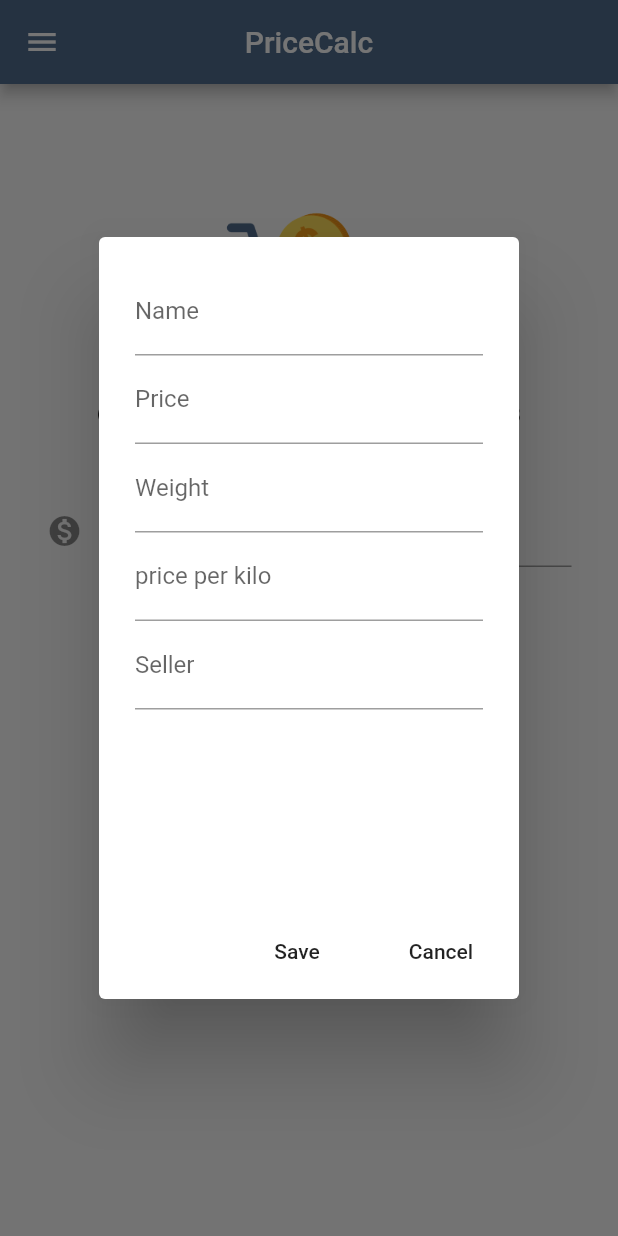
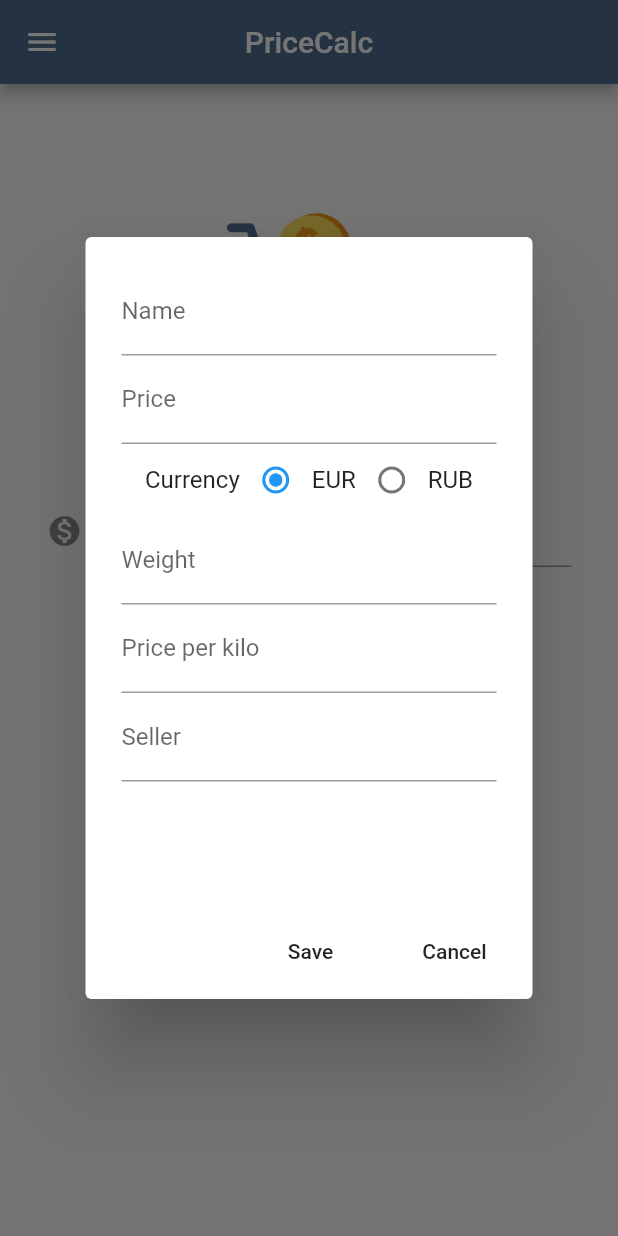
Before and after one commit to irinalim/PriceCalc, a Flutter app: the Home screen opened by its route, after a tap on "Save item", on a phone screen of 412 x 824 dp. Run offline on Flutter 3.47's test engine with Material 2 defaults, Android fonts, the phone set to English and light mode, and no system bars; our stand-ins replace firebase_auth, firebase_database, google_sign_in, modal_progress_hud; missing offline and left inert: dart:ffi; accounts and stored records are empty.

Commit message:
Fix alert dialog height for Home screen. Add currency radio buttons to forms

```diff
--- a/lib/Components/Home.dart
+++ b/lib/Components/Home.dart
@@ -18,9 +18,9 @@ class _HomeState extends State<Home> {
   final GlobalKey<FormState> formKey = GlobalKey<FormState>();
   final FirebaseDatabase database = FirebaseDatabase.instance;
   DatabaseReference databaseReference;
-  Item item = Item("", 0, 0, 0, "", "");
+  Item item = Item("", 0, 0, 0, "", "", "");
   List<Item> savedItems = List();
-  String priceForKilo = '';
+  String pricePerKilo = '';
   int radioValue = 0;
   String currency = 'EUR';
   User user = User("", "", "");
@@ -30,7 +30,7 @@ class _HomeState extends State<Home> {
     setState(() {
       _priceController.clear();
       _weightController.clear();
-      priceForKilo = "";
+      pricePerKilo = "";
     });
   }
 
@@ -42,7 +42,7 @@ class _HomeState extends State<Home> {
       if (_priceController.text.isNotEmpty &&
           _priceController.text.isNotEmpty) {
         double priceDouble = 1000 * price / weight;
-        priceForKilo = priceDouble.toStringAsFixed(2);
+        pricePerKilo = priceDouble.toStringAsFixed(2);
       }
     });
   }
@@ -50,7 +50,6 @@ class _HomeState extends State<Home> {
   void handleRadioValueChanged(int value) {
     setState(() {
       radioValue = value;
-//      calcPrice();
     });
   }
 
@@ -194,7 +193,7 @@ class _HomeState extends State<Home> {
                         textAlign: TextAlign.center,
                       )
                     : Text(
-                        "$priceForKilo $currency/kg",
+                        "$pricePerKilo $currency/kg",
                         textAlign: TextAlign.center,
                         style: TextStyle(
                             fontSize: 30,
@@ -225,15 +224,17 @@ class _HomeState extends State<Home> {
       child: AlertDialog(
         content: Container(
           height: 400,
-          child: Form(
+          width: 250,
+          child: ListView(
+            children: <Widget>[
+              Form(
                 key: formKey,
                 child: Container(
-//                      height: 400,
                   child: Column(
                     children: <Widget>[
                       TextFormField(
                         decoration: const InputDecoration(
-                      hintText: 'Enter a name',
+                          hintText: 'Bread',
                           labelText: 'Name',
                         ),
                         initialValue: '',
@@ -242,6 +243,7 @@ class _HomeState extends State<Home> {
                           debugPrint(val);
                           item.dateAdded = dateFormatted();
                           item.name = val;
+                          item.currency = currency;
                         },
                         validator: (val) => val == "" ? val : null,
                       ),
@@ -249,7 +251,7 @@ class _HomeState extends State<Home> {
                         keyboardType: TextInputType.number,
                         initialValue: (_weightController.text),
                         decoration: const InputDecoration(
-                      hintText: 'Enter a price',
+                          hintText: 'Enter price',
                           labelText: 'Price',
                         ),
                         onSaved: (val) {
@@ -257,11 +259,30 @@ class _HomeState extends State<Home> {
                         },
                         validator: (val) => val == "" ? val : null,
                       ),
+                      Row(
+                        mainAxisAlignment: MainAxisAlignment.center,
+                        children: <Widget>[
+                          Text("Currency"),
+                          Radio<int>(
+                            value: 0,
+                            groupValue: radioValue,
+                            onChanged: handleRadioValueChanged,
+                          ),
+                          Text('EUR'),
+                          Radio<int>(
+                            value: 1,
+                            groupValue: radioValue,
+                            onChanged: handleRadioValueChanged,
+                          ),
+                          Text('RUB')
+                        ],
+                      ),
                       TextFormField(
                         keyboardType: TextInputType.number,
                         decoration: const InputDecoration(
-                      hintText: 'weight',
+                          hintText: 'Enter weight',
                           labelText: 'Weight',
+                          suffixText: "g",
                         ),
                         initialValue: _weightController.text,
                         onSaved: (val) {
@@ -272,10 +293,10 @@ class _HomeState extends State<Home> {
                       TextFormField(
                         keyboardType: TextInputType.number,
                         decoration: const InputDecoration(
-                      hintText: 'price per kilo',
-                      labelText: 'price per kilo',
+                          hintText: 'Price per kilo',
+                          labelText: 'Price per kilo',
                         ),
-                    initialValue: priceForKilo,
+                        initialValue: pricePerKilo,
                         onSaved: (val) {
                           item.pricePerKilo = double.parse(val);
                         },
@@ -283,7 +304,7 @@ class _HomeState extends State<Home> {
                       ),
                       TextFormField(
                         decoration: const InputDecoration(
-                      hintText: 'seller',
+                          hintText: 'Lidl',
                           labelText: 'Seller',
                         ),
                         initialValue: '',
@@ -295,6 +316,8 @@ class _HomeState extends State<Home> {
                     ],
                   ),
                 ),
+              ),
+            ],
           ),
         ),
         actions: <Widget>[
--- a/lib/Models/item.dart
+++ b/lib/Models/item.dart
@@ -10,8 +10,9 @@ class Item {
   double weight;
   String seller;
   String dateAdded;
+  String currency;
 
-  Item(this.name, this.price, this.pricePerKilo, this.weight, this.seller, this.dateAdded);
+  Item(this.name, this.price, this.pricePerKilo, this.weight, this.seller, this.dateAdded, this.currency);
 
   Item.fromSnapshot(DataSnapshot snapshot)
       :
@@ -21,7 +22,8 @@ class Item {
         pricePerKilo = double.parse(snapshot.value["pricePerKilo"].toString()),
         weight = double.parse(snapshot.value["weight"].toString()),
         seller = snapshot.value["seller"],
-        dateAdded = snapshot.value["dateAdded"];
+        dateAdded = snapshot.value["dateAdded"],
+        currency = snapshot.value["currency"];
 
   toJson() {
     return {
@@ -31,6 +33,7 @@ class Item {
       "weight": weight,
       "seller": seller,
       "dateAdded": dateAdded,
+      "currency" : currency,
     };
   }
 }
```
Also changed, not shown: lib/Components/SavedItems.dart (+36 -11 lines). Lines whose indentation alone changed are shown as unchanged.
